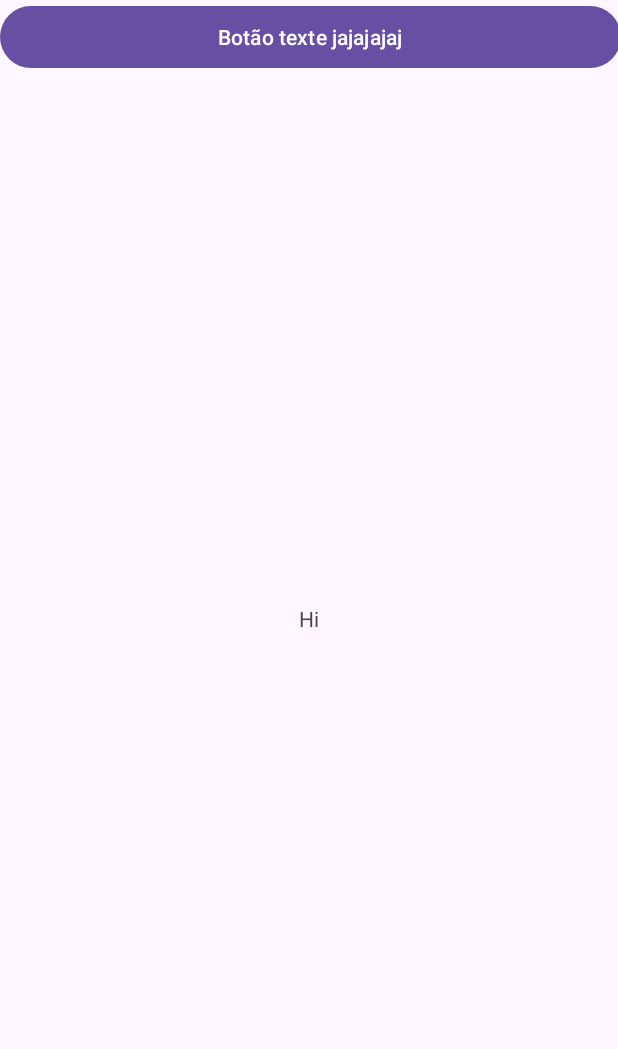
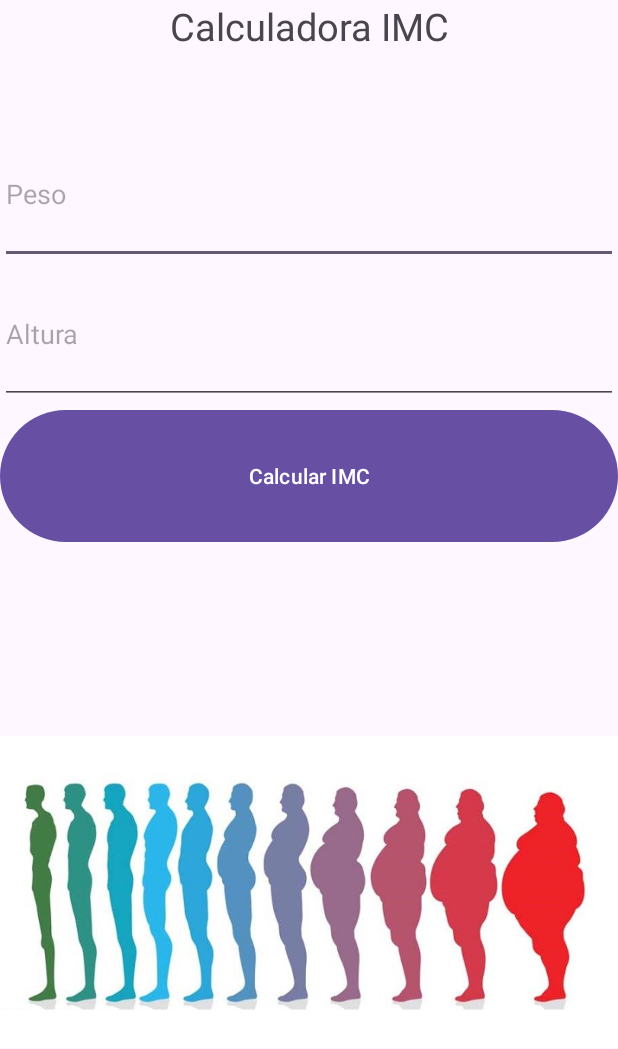
Before and after one commit to dudaotaku/Dispositivos_moveis, an Android app: the screen it shows after launch (MainActivity), on a phone screen of 412 x 824 dp. Shown: the top 1049 px of the screen. Run offline under Robolectric (Android 15) with nearby library versions, the phone set to English and light mode, and no system bars.

Commit message:
atividade de imc

```diff
--- a/app/src/main/AndroidManifest.xml
+++ b/app/src/main/AndroidManifest.xml
@@ -13,6 +13,9 @@
         android:theme="@style/Theme.MyApplication"
         tools:targetApi="31">
         <activity
+            android:name=".IMCResultado"
+            android:exported="false" />
+        <activity
             android:name=".MainActivity"
             android:exported="true">
             <intent-filter>
--- a/app/src/main/java/com/example/myapplication/MainActivity.java
+++ b/app/src/main/java/com/example/myapplication/MainActivity.java
@@ -1,27 +1,37 @@
 package com.example.myapplication;
 
-import android.app.LocaleManager;
+import android.content.Intent;
 import android.os.Bundle;
+import android.widget.Button;
+import android.widget.EditText;
 
 import androidx.activity.EdgeToEdge;
 import androidx.appcompat.app.AppCompatActivity;
-import androidx.core.graphics.Insets;
-import androidx.core.view.ViewCompat;
-import androidx.core.view.WindowInsetsCompat;
 
 public class MainActivity extends AppCompatActivity {
 
+    Button b;
+    EditText edpeso,edaltura;
     @Override
     protected void onCreate(Bundle savedInstanceState) {
         super.onCreate(savedInstanceState);
         EdgeToEdge.enable(this);
         setContentView(R.layout.activity_main);
-        LocaleManager lm;
-        getString(R.string.Hello);
-        ViewCompat.setOnApplyWindowInsetsListener(findViewById(R.id.main), (v, insets) -> {
-            Insets systemBars = insets.getInsets(WindowInsetsCompat.Type.systemBars());
-            v.setPadding(systemBars.left, systemBars.top, systemBars.right, systemBars.bottom);
-            return insets;
+        b=findViewById(R.id.Button);
+        edpeso=findViewById(R.id.EdPeso);
+        edaltura=findViewById(R.id.EdAltura);
+        b.setOnClickListener(v -> {
+            Intent intent = new Intent(this, IMCResultado.class);
+            //passar os dados para o bundle
+
+            float peso = Float.parseFloat(edpeso.getText().toString());
+            float altura = Float.parseFloat(edaltura.getText().toString());
+
+            intent.putExtra("Altura", altura);
+            intent.putExtra("Peso", peso);
+
+            startActivity(intent);
         });
+
     }
 }
--- a/app/src/main/res/layout/activity_main.xml
+++ b/app/src/main/res/layout/activity_main.xml
@@ -1,26 +1,52 @@
 <?xml version="1.0" encoding="utf-8"?>
-<androidx.constraintlayout.widget.ConstraintLayout xmlns:android="http://schemas.android.com/apk/res/android"
+<LinearLayout xmlns:android="http://schemas.android.com/apk/res/android"
     xmlns:app="http://schemas.android.com/apk/res-auto"
     xmlns:tools="http://schemas.android.com/tools"
     android:id="@+id/main"
     android:layout_width="match_parent"
     android:layout_height="match_parent"
+    android:orientation="vertical"
     tools:context=".MainActivity">
 
     <TextView
+        android:id="@+id/textView"
+        android:layout_width="match_parent"
+        android:layout_height="wrap_content"
+        android:layout_weight="1"
+        android:text="Calculadora IMC"
+        android:textAlignment="center"
+        android:textSize="25sp" />
+
+    <EditText
+        android:id="@+id/EdPeso"
+        android:layout_width="match_parent"
+        android:layout_height="wrap_content"
+        android:layout_weight="1"
+        android:ems="10"
+        android:hint="Peso"
+        android:inputType="numberDecimal" />
+
+    <EditText
+        android:id="@+id/EdAltura"
+        android:layout_width="match_parent"
+        android:layout_height="wrap_content"
+        android:layout_weight="1"
+        android:ems="10"
+        android:hint="Altura"
+        android:inputType="numberDecimal" />
+
+    <Button
+        android:id="@+id/Button"
+        android:layout_width="match_parent"
+        android:layout_height="wrap_content"
+        android:layout_weight="1"
+        android:text="Calcular IMC" />
+
+    <ImageView
+        android:id="@+id/imageView2"
         android:layout_width="wrap_content"
         android:layout_height="wrap_content"
-        android:text="@string/Hello"
-        app:layout_constraintBottom_toBottomOf="parent"
-        app:layout_constraintEnd_toEndOf="parent"
-        app:layout_constraintStart_toStartOf="parent"
-        app:layout_constraintTop_toTopOf="parent" />
+        android:layout_weight="1"
+        app:srcCompat="@drawable/perfil" />
 
-    <Button
-        android:layout_width="414dp"
-        android:layout_height="49dp"
-        android:text="Botão texte jajajajaj"
-        tools:layout_editor_absoluteX="-2dp"
-        tools:layout_editor_absoluteY="2dp" />
-
-</androidx.constraintlayout.widget.ConstraintLayout>
+</LinearLayout>
```
Also changed, not shown: app/src/main/java/com/example/myapplication/IMCResultado.java (added, +44 -0 lines), app/src/main/res/layout/activity_imcresultado.xml (added, +41 -0 lines), app/src/main/res/drawable/abaixopeso.png (added), app/src/main/res/drawable/normal.png (added), app/src/main/res/drawable/obesidade1.png (added), app/src/main/res/drawable/obesidade2.png (added), app/src/main/res/drawable/obesidade3.png (added), app/src/main/res/drawable/perfil.jpg (added), app/src/main/res/drawable/sobrepeso.png (added).
